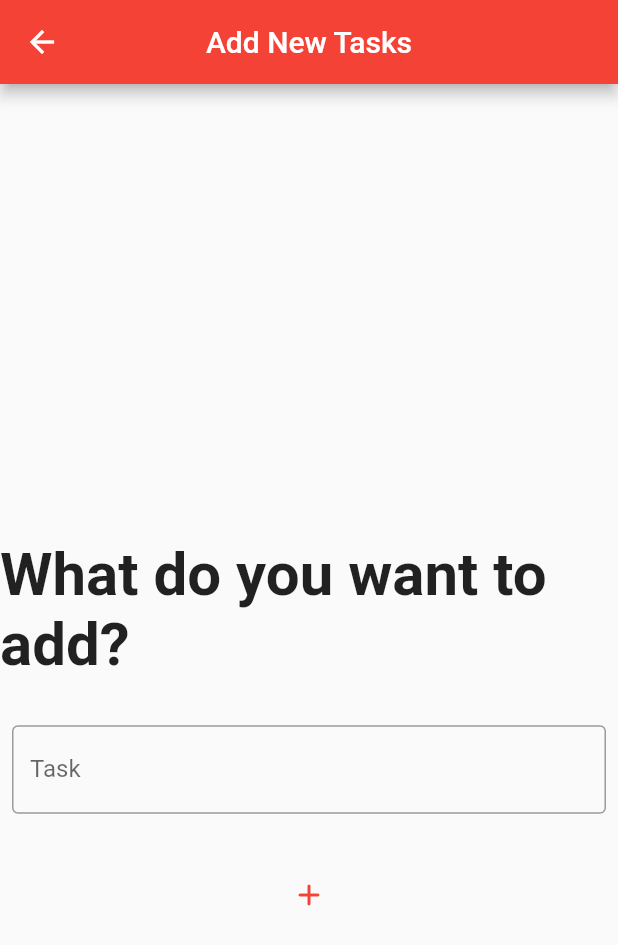
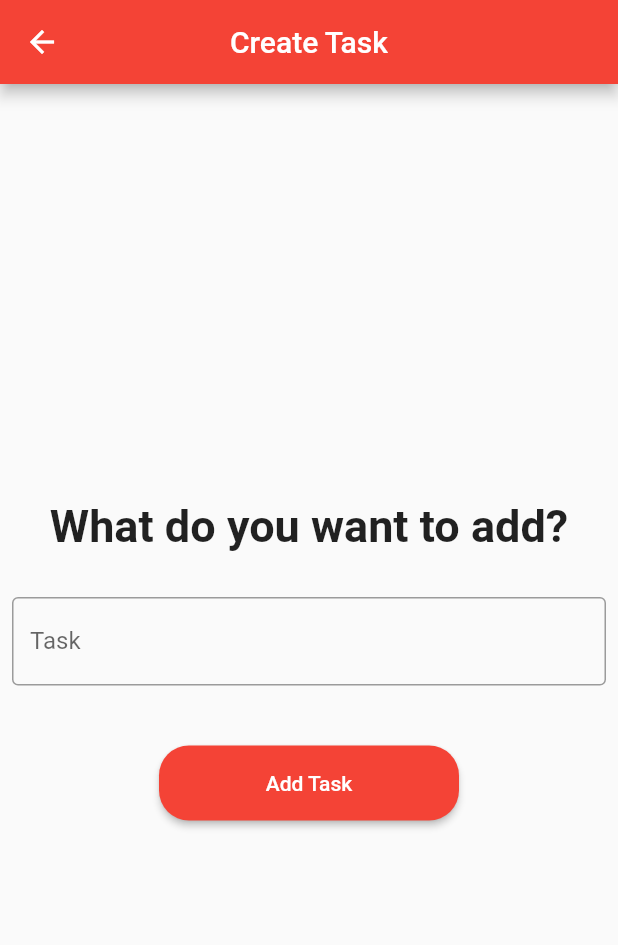
Before and after one commit to gu-tig169/guslymyf, a Flutter app: the screen it shows after launch, after a tap on the "add" icon, on a phone screen of 412 x 824 dp. Shown: the top 945 px of the screen. Run offline on Flutter 3.47's test engine with Material 2 defaults, Android fonts, the phone set to English and light mode, and no system bars; network calls fail.

Commit message:
Fixat snackbar samt scrollbar

```diff
--- a/steg1/lib/AddView.dart
+++ b/steg1/lib/AddView.dart
@@ -20,18 +20,18 @@ class _AddViewState extends State<AddView> {
   Widget build(BuildContext context) {
     return Scaffold(
       appBar: AppBar(
-        title: Text('Add New Tasks'),
+        title: Text('Create Task'),
         centerTitle: true,
         backgroundColor: Colors.red[500],
       ),
-      body: Center(
+      body: Builder(
+        builder: (context) => Center(
           child: SingleChildScrollView(
               child: Column(
             mainAxisAlignment: MainAxisAlignment.start,
-          children: [
-            Container(height: 100),
+            children: <Widget>[
               Text('What do you want to add?',
-                style: TextStyle(fontSize: 40, fontWeight: FontWeight.w600)),
+                  style: TextStyle(fontSize: 30, fontWeight: FontWeight.w600)),
               Container(height: 30),
               Container(
                 margin: EdgeInsets.only(left: 8.0, right: 8.0),
@@ -43,34 +43,44 @@ class _AddViewState extends State<AddView> {
                   ),
                 ),
               ),
-            Container(height: 30),
-            IconButton(
-              icon: Icon(Icons.add_rounded),
+              Container(height: 40),
+              SizedBox(
+                width: 200.0,
+                height: 50,
+                child: RaisedButton(
+                  child: Text(
+                    'Add Task',
+                    style: TextStyle(color: Colors.white),
+                  ),
+                  shape: RoundedRectangleBorder(
+                      borderRadius: BorderRadius.circular(20)),
                   color: Colors.red[500],
                   onPressed: () {
-                print('Saved');
+                    if (myController.text.isEmpty) {
+                      Scaffold.of(context).showSnackBar(SnackBar(
+                          backgroundColor: Colors.red[500],
+                          content: Text(
+                            'Task can not be empty',
+                            textAlign: TextAlign.center,
+                            style: TextStyle(fontSize: 15),
+                          )));
+                    } else {
                       addItem();
+                    }
                   },
+                ),
               ),
             ],
           )),
+        ),
       ),
     );
   }
 
   void addItem() {
     final String userInput = myController.text;
-    if (userInput.isEmpty) {
-      _alertSnackbar(context);
-    } else {
     TodoItem item = TodoItem(name: userInput);
     Provider.of<TodoState>(context, listen: false).addItem(item);
     Navigator.pop(context);
   }
 }
-
-  void _alertSnackbar(context) {
-    SnackBar snackbar = SnackBar(content: Text('Todo can not be empty'));
-    Scaffold.of(context).showSnackBar(snackbar);
-  }
-}
--- a/steg1/lib/ItemList.dart
+++ b/steg1/lib/ItemList.dart
@@ -3,11 +3,14 @@ import 'package:provider/provider.dart';
 import 'model.dart';
 
 class ItemList extends StatelessWidget {
+  final ScrollController _scrollController = ScrollController();
   @override
   Widget build(BuildContext context) {
     return Consumer<TodoState>(
-        builder: (context, todoState, child) => ListView.builder(
-            //separatorBuilder: (BuildContext context, int index) => Divider(),
+        builder: (context, todoState, child) => Scrollbar(
+            isAlwaysShown: true,
+            controller: _scrollController,
+            child: ListView.builder(
                 itemCount: todoState.list.length,
                 itemBuilder: (BuildContext context, index) {
                   return Card(
@@ -18,14 +21,11 @@ class ItemList extends StatelessWidget {
                         onChanged: (bool isDone) {
                           todoState.setValue(index, isDone);
                         },
-                    title: Text(
-                      todoState.list[index].name,
-                      style: TextStyle(fontSize: 20),
-                    ),
+                        title: todoState.getTodos(index),
                         controlAffinity: ListTileControlAffinity.leading,
                         secondary: IconButton(
                             icon: Icon(
-                          Icons.delete_outline_outlined,
+                              Icons.close_rounded,
                               color: Colors.red[500],
                             ),
                             onPressed: () {
@@ -33,6 +33,6 @@ class ItemList extends StatelessWidget {
                             }),
                         activeColor: Colors.red[500],
                       ));
-            }));
+                })));
   }
 }
--- a/steg1/lib/main.dart
+++ b/steg1/lib/main.dart
@@ -30,7 +30,7 @@ class MainView extends StatelessWidget {
   Widget build(BuildContext context) {
     return Scaffold(
       appBar: AppBar(
-          title: Text('All Tasks'),
+          title: Text('Tasks'),
           centerTitle: true,
           backgroundColor: Colors.red[500],
           actions: [_popupMenuButton()]),
--- a/steg1/pubspec.yaml
+++ b/steg1/pubspec.yaml
@@ -30,6 +30,7 @@ dependencies:
   cupertino_icons: ^1.0.0
   provider: any
   http: ^0.12.2
+
 
 dev_dependencies:
   flutter_test:
```
Also changed, not shown: steg1/lib/model.dart (+19 -0 lines). Lines whose indentation alone changed are shown as unchanged.
